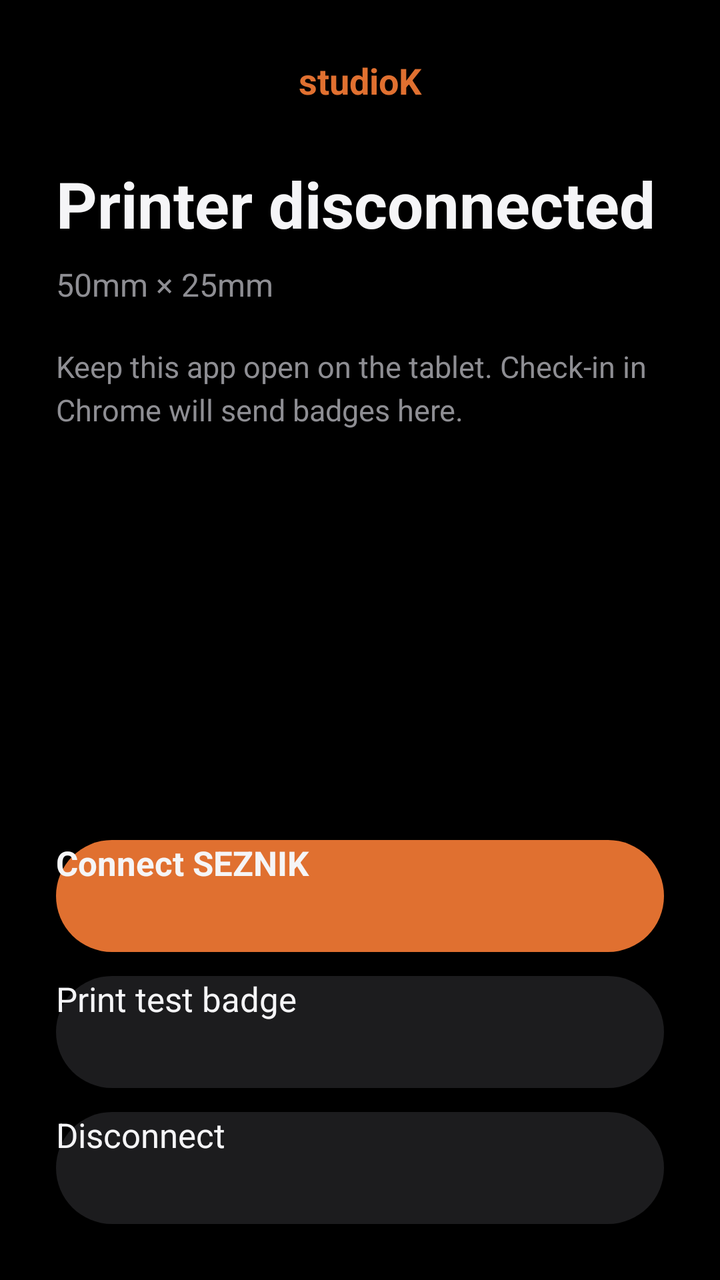
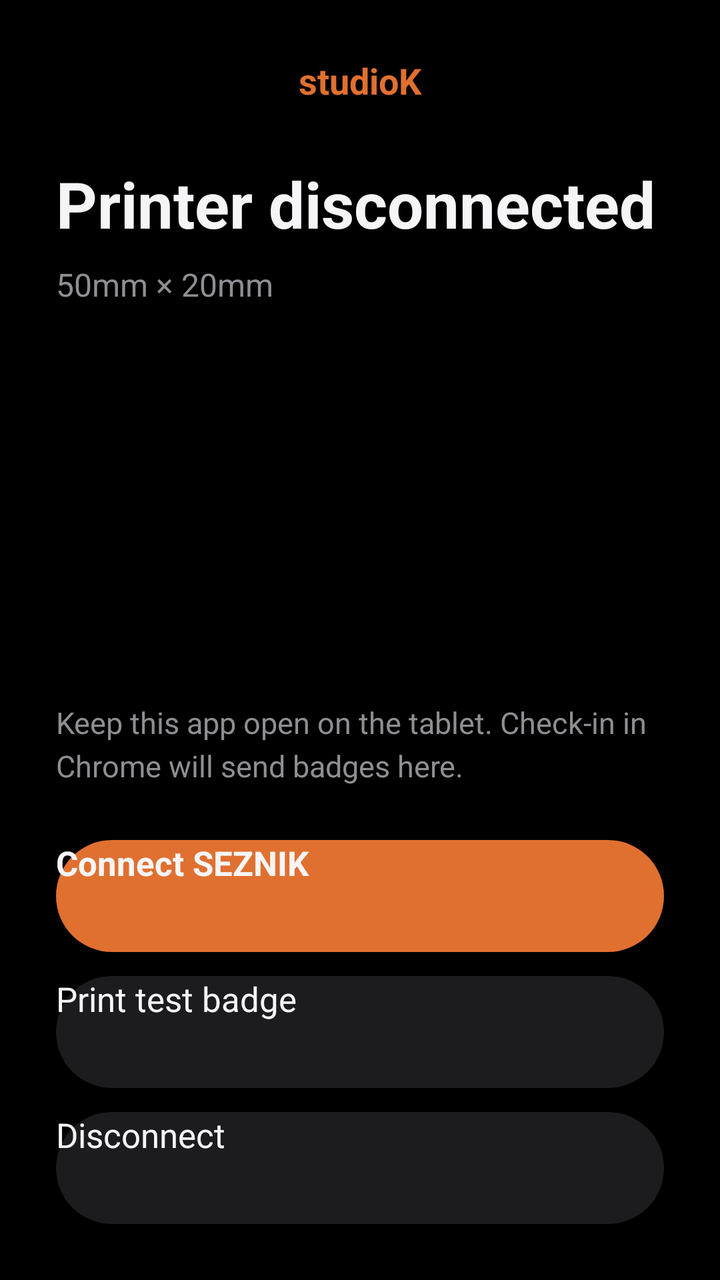

Two renders of the same Android screen: before a commit and after it. Below are the layout's source before the change and the commit's diff.
<!-- AndroidManifest.xml: application theme Theme.StudioKPrinter -->
<!-- res/layout/activity_main.xml -->
<?xml version="1.0" encoding="utf-8"?>
<LinearLayout xmlns:android="http://schemas.android.com/apk/res/android"
    android:layout_width="match_parent"
    android:layout_height="match_parent"
    android:background="@color/black"
    android:orientation="vertical"
    android:padding="28dp">

    <TextView
        android:layout_width="match_parent"
        android:layout_height="wrap_content"
        android:gravity="center"
        android:text="@string/brand"
        android:textColor="@color/accent"
        android:textSize="18sp"
        android:textStyle="bold" />

    <TextView
        android:id="@+id/statusTitle"
        android:layout_width="match_parent"
        android:layout_height="wrap_content"
        android:layout_marginTop="28dp"
        android:text="@string/status_disconnected"
        android:textColor="@color/cream"
        android:textSize="32sp"
        android:textStyle="bold" />

    <TextView
        android:id="@+id/statusDetail"
        android:layout_width="match_parent"
        android:layout_height="wrap_content"
        android:layout_marginTop="8dp"
        android:text="@string/label_size"
        android:textColor="@color/muted"
        android:textSize="16sp" />

    <TextView
        android:layout_width="match_parent"
        android:layout_height="wrap_content"
        android:layout_marginTop="20dp"
        android:lineSpacingExtra="4dp"
        android:text="@string/hint_pair"
        android:textColor="@color/muted"
        android:textSize="15sp" />

    <View
        android:layout_width="match_parent"
        android:layout_height="0dp"
        android:layout_weight="1" />

    <Button
        android:id="@+id/btnConnect"
        android:layout_width="match_parent"
        android:layout_height="56dp"
        android:background="@drawable/btn_accent"
        android:text="@string/connect"
        android:textAllCaps="false"
        android:textColor="@color/cream"
        android:textSize="17sp"
        android:textStyle="bold" />

    <Button
        android:id="@+id/btnTest"
        android:layout_width="match_parent"
        android:layout_height="56dp"
        android:layout_marginTop="12dp"
        android:background="@drawable/btn_panel"
        android:text="@string/print_test"
        android:textAllCaps="false"
        android:textColor="@color/cream"
        android:textSize="17sp" />

    <Button
        android:id="@+id/btnDisconnect"
        android:layout_width="match_parent"
        android:layout_height="56dp"
        android:layout_marginTop="12dp"
        android:background="@drawable/btn_panel"
        android:text="@string/disconnect"
        android:textAllCaps="false"
        android:textColor="@color/cream"
        android:textSize="17sp" />
</LinearLayout>
<!-- resources referenced by this layout -->
<resources>
  <color name="accent">#E07030</color>
  <color name="black">#000000</color>
  <color name="cream">#F5F5F7</color>
  <color name="muted">#8E8E93</color>
  <!-- drawable btn_accent (drawable) -->
  <?xml version="1.0" encoding="utf-8"?>
  <shape xmlns:android="http://schemas.android.com/apk/res/android" android:shape="rectangle">
      <solid android:color="@color/accent" />
      <corners android:radius="28dp" />
  </shape>
  <!-- drawable btn_panel (drawable) -->
  <?xml version="1.0" encoding="utf-8"?>
  <shape xmlns:android="http://schemas.android.com/apk/res/android" android:shape="rectangle">
      <solid android:color="@color/panel" />
      <corners android:radius="28dp" />
  </shape>
  <string name="brand">studioK</string>
  <string name="connect">Connect SEZNIK</string>
  <string name="disconnect">Disconnect</string>
  <string name="hint_pair">Keep this app open on the tablet. Check-in in Chrome will send badges here.</string>
  <string name="label_size">50mm × 25mm</string>
  <string name="print_test">Print test badge</string>
  <string name="status_disconnected">Printer disconnected</string>
  <style name="Theme.StudioKPrinter" parent="android:Theme.Material.NoActionBar">
          <item name="android:windowBackground">@color/black</item>
          <item name="android:statusBarColor">@color/black</item>
          <item name="android:navigationBarColor">@color/black</item>
          <item name="android:colorAccent">@color/accent</item>
          <item name="android:textColorPrimary">@color/cream</item>
          <item name="android:textColorSecondary">@color/muted</item>
      </style>
  <color name="panel">#1C1C1E</color>
</resources>

<!-- the commit's change to res/layout/activity_main.xml (unified diff, before → after) -->
@@ -33,6 +33,14 @@
         android:text="@string/label_size"
         android:textColor="@color/muted"
         android:textSize="16sp" />
+
+    <ImageView
+        android:id="@+id/previewImage"
+        android:layout_width="match_parent"
+        android:layout_height="160dp"
+        android:layout_marginTop="18dp"
+        android:contentDescription="@string/label_size"
+        android:scaleType="fitCenter" />
 
     <TextView
         android:layout_width="match_parent"
<!-- resource entries referenced after the edit -->
@@ -20,7 +20,7 @@
   <string name="connect">Connect SEZNIK</string>
   <string name="disconnect">Disconnect</string>
   <string name="hint_pair">Keep this app open on the tablet. Check-in in Chrome will send badges here.</string>
-  <string name="label_size">50mm × 25mm</string>
+  <string name="label_size">50mm × 20mm</string>
   <string name="print_test">Print test badge</string>
   <string name="status_disconnected">Printer disconnected</string>
   <style name="Theme.StudioKPrinter" parent="android:Theme.Material.NoActionBar">
